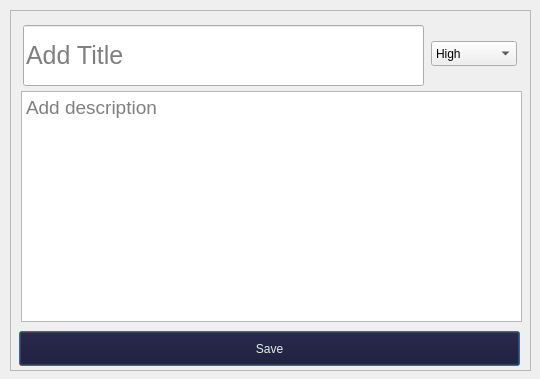
Old version of the form tudu/forms/addtaskformtudu.ui in the repository SaraKapetinic/VerificationTuduProject.
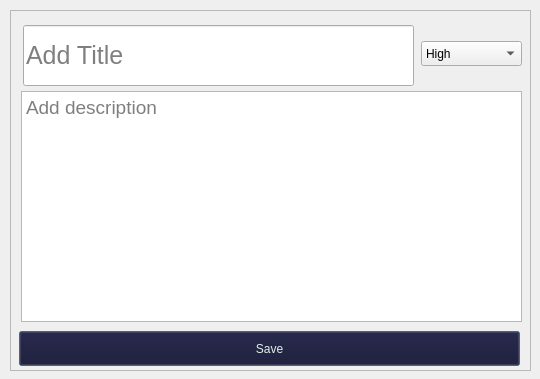
New version of the form. Icons and pictures are not drawn.

Commit message: Add icons to priority comboBox

```diff
--- a/tudu/forms/addtaskformtudu.ui
+++ b/tudu/forms/addtaskformtudu.ui
@@ -39,7 +39,7 @@
       <rect>
        <x>12</x>
        <y>14</y>
-       <width>401</width>
+       <width>391</width>
        <height>61</height>
       </rect>
      </property>
@@ -47,7 +47,7 @@
       <font>
        <family>Ubuntu</family>
        <pointsize>19</pointsize>
-       <weight>7</weight>
+       <weight>50</weight>
        <italic>false</italic>
        <bold>false</bold>
       </font>
@@ -101,12 +101,15 @@
     <widget class="QComboBox" name="taskPriority">
      <property name="geometry">
       <rect>
-       <x>420</x>
+       <x>410</x>
        <y>30</y>
-       <width>86</width>
+       <width>101</width>
        <height>25</height>
       </rect>
      </property>
+     <property name="editable">
+      <bool>false</bool>
+     </property>
      <item>
       <property name="text">
        <string extracomment="0">High</string>
```
Left out of the diff: 22 changed lines with no effect on the pictures. The commit also changes 7 other files.
